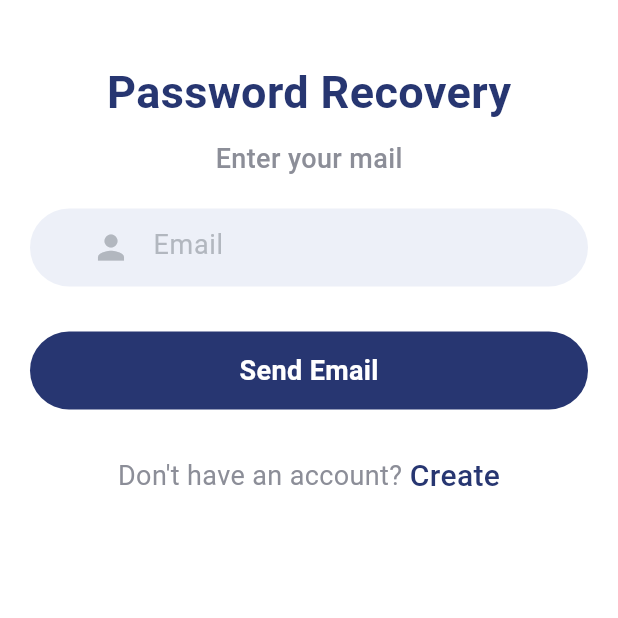
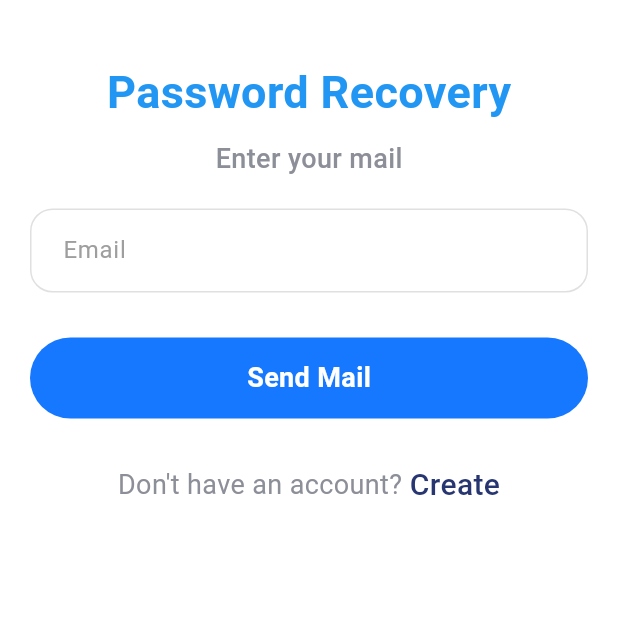
Before and after one commit to Nguyen1976/2025_LTTBDD_N05_Nhom_Nguyen_Huy, a Flutter app: the ForgotPassword screen opened directly, on a phone screen of 412 x 824 dp, the top half of it. Run offline on Flutter 3.47's test engine with Material 3 defaults, Android fonts, the phone set to English and light mode, and no system bars; our stand-ins replace cloud_firestore, easy_localization, firebase_auth, firebase_core, google_sign_in, smooth_page_indicator and 1 more; accounts and stored records are empty.

Commit message:
style: Update UI for Forgot Password screen with improved input field and button design

```diff
--- a/lib/screens/forgot_password.dart
+++ b/lib/screens/forgot_password.dart
@@ -55,7 +55,7 @@ class _ForgotPasswordState extends State<ForgotPassword> {
                 child: Text(
                   "Password Recovery",
                   style: TextStyle(
-                    color: Color(0xFF273671),
+                    color: Colors.blue,
                     fontSize: 30.0,
                     fontWeight: FontWeight.bold,
                   ),
@@ -77,16 +77,7 @@ class _ForgotPasswordState extends State<ForgotPassword> {
                   key: _formkey,
                   child: Column(
                     children: [
-                      Container(
-                        padding: EdgeInsets.symmetric(
-                          vertical: 2.0,
-                          horizontal: 30.0,
-                        ),
-                        decoration: BoxDecoration(
-                          color: Color(0xFFedf0f8),
-                          borderRadius: BorderRadius.circular(30),
-                        ),
-                        child: TextFormField(
+                      TextFormField(
                         validator: (value) {
                           if (value == null || value.isEmpty) {
                             return 'validator_required_email'.tr();
@@ -95,20 +86,31 @@ class _ForgotPasswordState extends State<ForgotPassword> {
                         },
                         controller: mailcontroller,
                         decoration: InputDecoration(
-                            border: InputBorder.none,
-                            hintText: "Email",
-                            hintStyle: TextStyle(
-                              color: Color(0xFFb2b7bf),
-                              fontSize: 18.0,
+                          hintText: 'Email',
+                          hintStyle: const TextStyle(color: Colors.grey),
+                          filled: true,
+                          fillColor: Colors.white,
+                          contentPadding: const EdgeInsets.symmetric(
+                            vertical: 16.0,
+                            horizontal: 18.0,
                           ),
-                            prefixIcon: Icon(
-                              Icons.person,
-                              color: Color(0xFFb2b7bf),
-                              size: 26.0,
+                          border: OutlineInputBorder(
+                            borderRadius: BorderRadius.circular(15),
+                            borderSide: BorderSide(
+                              color: Colors.grey.shade300,
+                              width: 1,
+                            ),
+                          ),
+                          enabledBorder: OutlineInputBorder(
+                            borderRadius: BorderRadius.circular(15),
+                            borderSide: BorderSide(
+                              color: Colors.grey.shade300,
+                              width: 1,
                             ),
                           ),
                         ),
                       ),
+
                       SizedBox(height: 30.0),
                       GestureDetector(
                         onTap: () {
@@ -120,22 +122,19 @@ class _ForgotPasswordState extends State<ForgotPassword> {
                           }
                         },
                         child: Container(
-                          width: MediaQuery.of(context).size.width,
-                          padding: EdgeInsets.symmetric(
-                            vertical: 13.0,
-                            horizontal: 30.0,
-                          ),
+                          width: double.infinity,
+                          padding: const EdgeInsets.symmetric(vertical: 14),
                           decoration: BoxDecoration(
-                            color: Color(0xFF273671),
+                            color: const Color(0xFF1677FF),
                             borderRadius: BorderRadius.circular(30),
                           ),
                           child: Center(
                             child: Text(
-                              "Send Email",
+                              'Send Mail',
                               style: TextStyle(
                                 color: Colors.white,
-                                fontSize: 18.0,
-                                fontWeight: FontWeight.bold,
+                                fontSize: 18,
+                                fontWeight: FontWeight.w600,
                               ),
                             ),
                           ),
```
Lines whose indentation alone changed are shown as unchanged.
